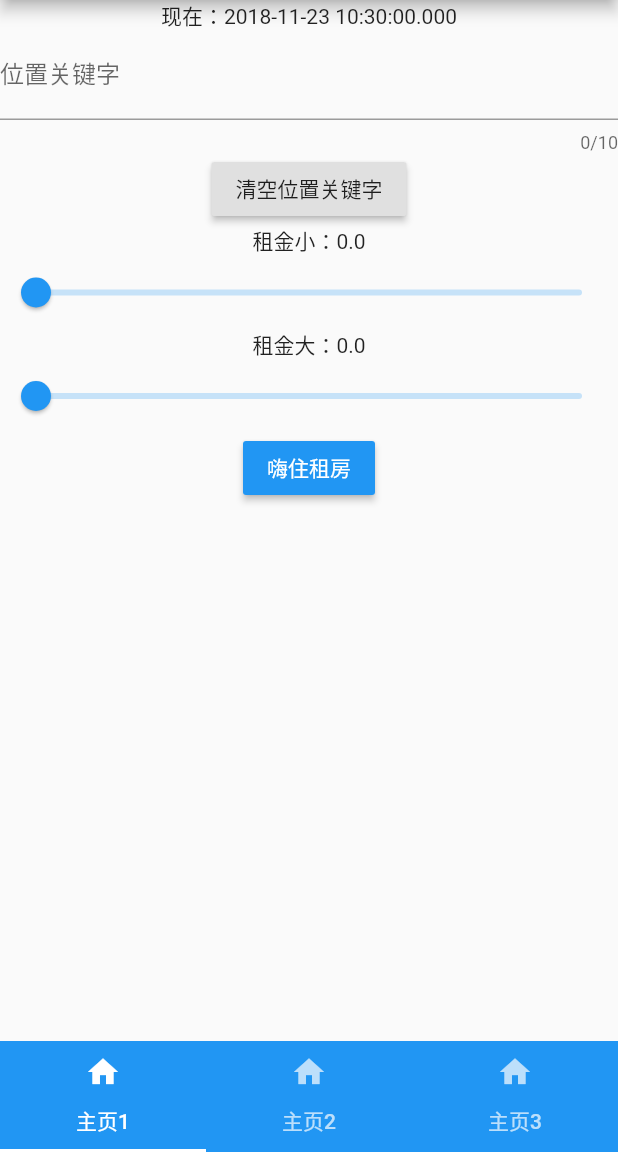
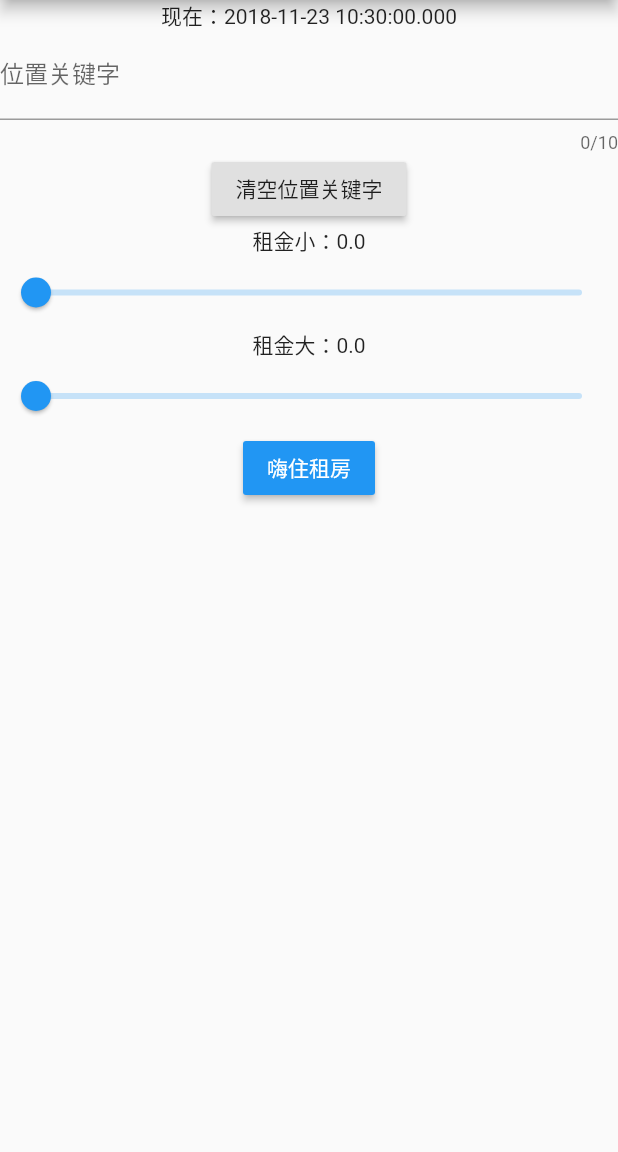
Before and after one commit to WSG88/ak47, a Flutter app: the screen it shows after launch, on a phone screen of 412 x 824 dp, the part 84-1236 px from its top. Run offline on Flutter 3.47's test engine with Material 2 defaults, Android fonts, the phone set to English and light mode, and no system bars; our stand-ins replace carousel_slider, dio, flutter_swiper; missing offline and left inert: flutter_refresh.

Commit message:
Revert "adb"
This reverts commit 625e385a0186d393c1e6ef488bf801dc5dd98551.

```diff
--- a/xiaowanghelp/lib/main.dart
+++ b/xiaowanghelp/lib/main.dart
@@ -1,12 +1,7 @@
 import 'package:flutter/material.dart';
-import 'package:flutter/rendering.dart';
-import 'package:path_provider/path_provider.dart';
 import 'package:xiaowanghelp/house/hizhu/house_list_page.dart';
 
-void main() async {
-  debugPaintSizeEnabled = !true;
-  runApp(new MyApp());
-}
+void main() => runApp(MyApp());
 
 class MyApp extends StatelessWidget {
   // This widget is the root of your application.
@@ -27,7 +22,6 @@ class MyApp extends StatelessWidget {
         primarySwatch: Colors.blue,
       ),
       home: MyHomePage(title: 'xiaowanghelp'),
-//      home: HomePage(),
     );
   }
 }
@@ -50,31 +44,11 @@ class MyHomePage extends StatefulWidget {
   _MyHomePageState createState() => _MyHomePageState();
 }
 
-class _MyHomePageState extends State<MyHomePage>
-    with SingleTickerProviderStateMixin {
+class _MyHomePageState extends State<MyHomePage> {
   var keyTxt = "";
   var moneyMin = 0.0;
   var moneyMax = 0.0;
   TextEditingController searchController = TextEditingController();
-  var tabController; // 先声明变量
-  @override
-  void initState() {
-    // TODO: implement initState
-    super.initState();
-    this.tabController = new TabController(
-        vsync: this, // 动画效果的异步处理
-        length: 3 // tab 个数
-        );
-
-    localPath();
-  }
-
-  // 当整个页面 dispose 时，记得把控制器也 dispose 掉，释放内存
-  @override
-  void dispose() {
-    this.tabController.dispose();
-    super.dispose();
-  }
 
   void onTextClear() {
     setState(() {
@@ -113,35 +87,6 @@ class _MyHomePageState extends State<MyHomePage>
 
   _getMoneyMaxS() {
     return moneyMax * 100.0;
-  }
-
-  localPath() async {
-    try {
-      var tempDir = await getTemporaryDirectory();
-      String tempPath = tempDir.path;
-      print('临时目录: ' + tempPath);
-    } catch (err) {
-      print(err);
-    }
-    try {
-      var appDocDir = await getApplicationDocumentsDirectory();
-      String appDocPath = appDocDir.path;
-
-      print('文档目录: ' + appDocPath);
-    } catch (err) {
-      print(err);
-    }
-  }
-
-  String imgsrc = 'http://5b0988e595225.cdn.sohucs.com/images' +
-      '/20171218/342e43903694448b91698b5ce7623314.jpeg';
-
-  List<Widget> buildGridTileList(int number) {
-    List<Widget> widgetList = new List();
-    for (int i = 0; i < number; i++) {
-      widgetList.add(new Text("" + i.toString()));
-    }
-    return widgetList;
   }
 
   @override
@@ -241,27 +186,6 @@ class _MyHomePageState extends State<MyHomePage>
           ],
         ),
       ),
-      bottomNavigationBar: new Material(
-        color: Colors.blue,
-        child: new TabBar(
-          controller: this.tabController,
-          indicatorColor: Colors.white,
-          tabs: <Tab>[
-            new Tab(
-              text: '主页1',
-              icon: new Icon(Icons.home),
-            ),
-            new Tab(
-              text: '主页2',
-              icon: new Icon(Icons.home),
-            ),
-            new Tab(
-              text: '主页3',
-              icon: new Icon(Icons.home),
-            ),
-          ],
-        ),
-      ),
     );
   }
 }
--- a/xiaowanghelp/pubspec.yaml
+++ b/xiaowanghelp/pubspec.yaml
@@ -27,7 +27,6 @@ dependencies:
   flutter_swiper: ^1.1.4
   carousel_slider: ^0.0.7
   http: ^0.12.0
-  path_provider: ^0.4.1
 
 dev_dependencies:
   flutter_test:
```
Also changed, not shown: xiaowanghelp/lib/net_util.dart (+0 -23 lines), xiaowanghelp/lib/qq.json (deleted, +0 -53 lines), xiaowanghelp/lib/test_home.dart (deleted, +0 -109 lines), 1 other file.
